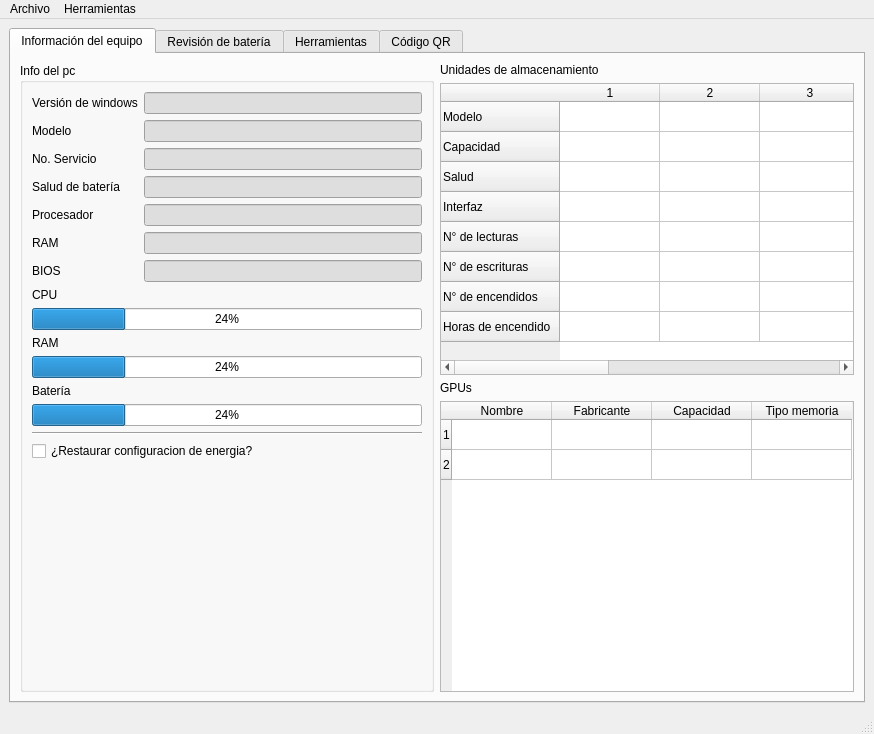
Above: ui/mainwindow.ui from gabod22/PatiaTest before the change. Below: the same form after it.
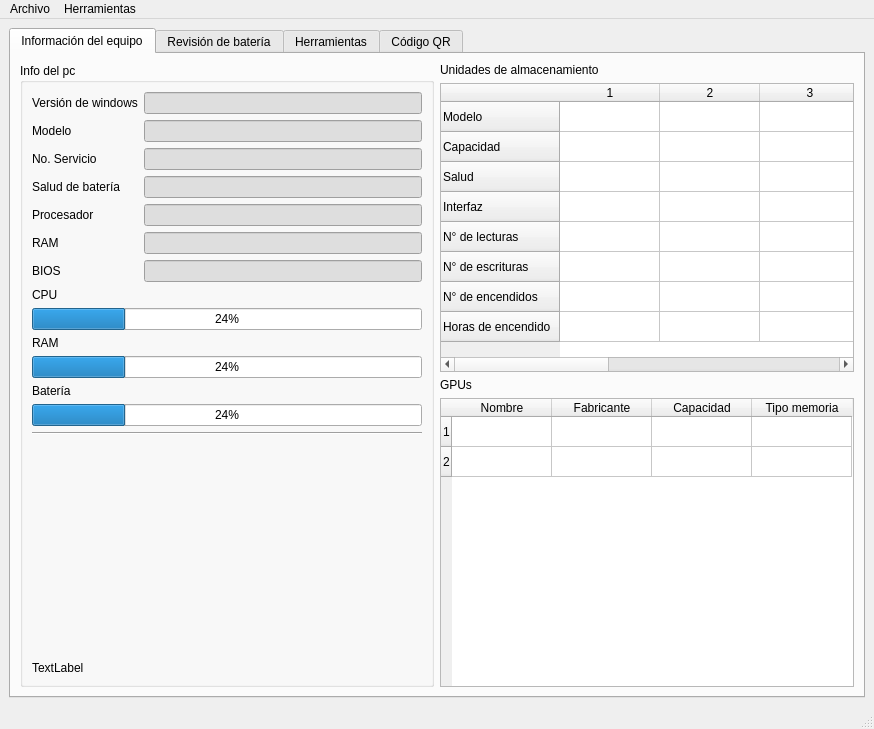
That is the form after the change. The open tabs and pages were chosen to show the change. Icons and pictures are not drawn.

Commit message: cambio de logos y corrección de error

```diff
--- a/ui/mainwindow.ui
+++ b/ui/mainwindow.ui
@@ -7,7 +7,7 @@
     <x>0</x>
     <y>0</y>
     <width>874</width>
-    <height>734</height>
+    <height>729</height>
    </rect>
   </property>
   <property name="windowTitle">
@@ -240,13 +240,6 @@
              </property>
             </widget>
            </item>
-           <item>
-            <widget class="QCheckBox" name="ChkRestoreEnergyConfig">
-             <property name="text">
-              <string>¿Restaurar configuracion de energia?</string>
-             </property>
-            </widget>
-           </item>
            <item>
             <spacer name="verticalSpacer_3">
              <property name="orientation">
@@ -260,6 +253,13 @@
              </property>
             </spacer>
            </item>
+           <item>
+            <widget class="QLabel" name="PixelLapLogo">
+             <property name="text">
+              <string>TextLabel</string>
+             </property>
+            </widget>
+           </item>
           </layout>
          </widget>
         </item>
```
Left out of the diff: 4 changed lines with no effect on the pictures. The commit also changes 4 other files.
